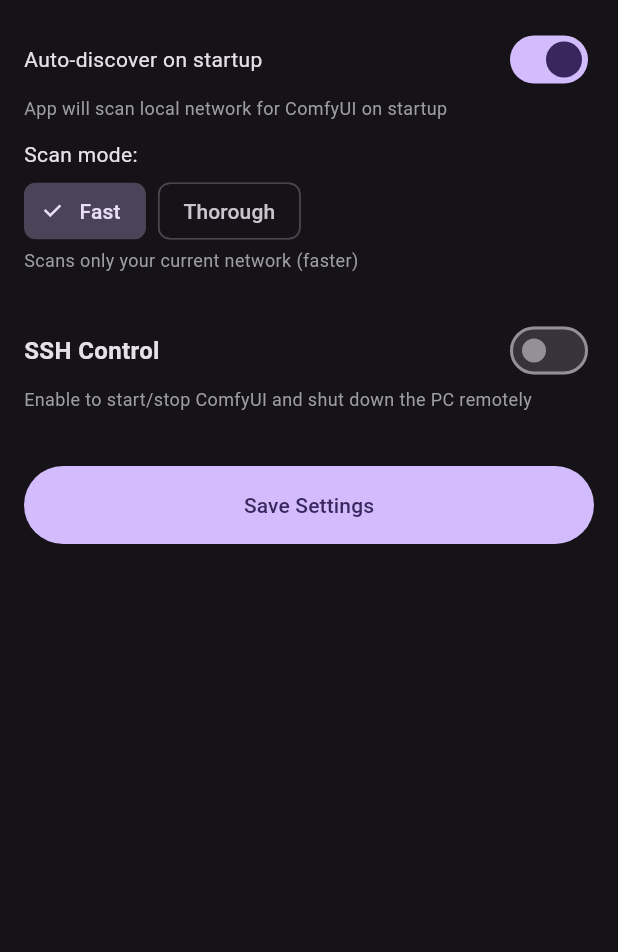
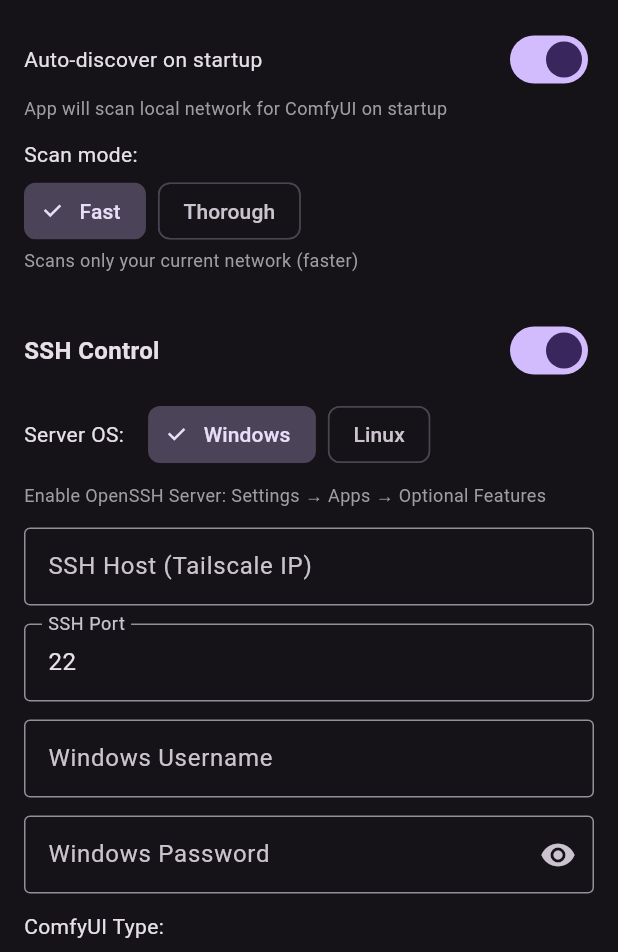
Before and after one commit to Ithoroo/ComfyUI-Mobile-Remote, a Flutter app: the screen it shows after launch, after a tap on the "settings" icon, on a phone screen of 412 x 824 dp, the part 284-1236 px from its top. Run offline on Flutter 3.47's test engine with Material 3 defaults, Android fonts, the phone set to English and light mode, and no system bars; our stand-ins replace permission_handler, shared_preferences, wakelock_plus; missing offline and left inert: dartssh2, flutter_foreground_task, flutter_inappwebview; network calls fail.

Commit message:
ComfyUI Desktop support, fix queue mixing, optional SSH, auto-discovery, gallery fixes, remove debug logging

```diff
--- a/lib/screens/home_screen.dart
+++ b/lib/screens/home_screen.dart
@@ -85,6 +85,9 @@
         linuxPythonCmd:   _settings.linuxPythonCmd,
         linuxGpu:         _settings.linuxGpu,
         windowsComfyPath: _settings.windowsComfyPath,
+        windowsInstallType: _settings.windowsInstallType,
+        desktopSourcePath: _settings.desktopSourcePath,
+        desktopDataPath: _settings.desktopDataPath,
       );
     } else {
       _ssh = null;
@@ -305,8 +308,10 @@
     if (found.length == 1) {
       // Auto-connect if only one found
       await _settings.setComfyUrl(found.first.url);
+      await _maybeSetSshHost(found.first);
       _reinitServices();
-      _showSnack('Connected to ${found.first.url}');
+      _showSnack('Connected to ${found.first.url}'
+          '${found.first.hasSsh ? " (SSH detected)" : ""}');
       return;
     }
 
@@ -320,7 +325,8 @@
           children: found.map((instance) => ListTile(
             leading: const Icon(Icons.computer),
             title: Text(instance.ip),
-            subtitle: Text('Port ${instance.port}'),
+            subtitle: Text('Port ${instance.port}'
+                '${instance.hasSsh ? " • SSH available" : ""}'),
             onTap: () => Navigator.pop(ctx, instance),
           )).toList(),
         ),
@@ -335,8 +341,18 @@
 
     if (picked != null) {
       await _settings.setComfyUrl(picked.url);
+      await _maybeSetSshHost(picked);
       _reinitServices();
-      _showSnack('Connected to ${picked.url}');
+      _showSnack('Connected to ${picked.url}'
+          '${picked.hasSsh ? " (SSH detected)" : ""}');
+    }
+  }
+
+  /// If SSH was detected and enabled and host field is empty, auto-fill it
+  Future<void> _maybeSetSshHost(ComfyInstance instance) async {
+    if (instance.hasSsh && _settings.sshEnabled && _settings.sshHost.isEmpty) {
+      await _settings.setSshHost(instance.ip);
+      debugPrint('[App] auto-filled SSH host: ${instance.ip}');
     }
   }
 
@@ -434,6 +450,33 @@
                 style: FilledButton.styleFrom(
                   backgroundColor: Colors.green,
                   padding: const EdgeInsets.symmetric(vertical: 16),
+                ),
+              ),
+              const SizedBox(height: 16),
+            ],
+
+            // ── SSH detected but needs credentials ─────────────────────────
+            if (_settings.sshEnabled && !_settings.isSshConfigured && _settings.sshHost.isNotEmpty) ...[
+              Card(
+                color: Colors.blue.withOpacity(0.1),
+                child: Padding(
+                  padding: const EdgeInsets.all(12),
+                  child: Row(
+                    children: [
+                      const Icon(Icons.info_outline, color: Colors.blue),
+                      const SizedBox(width: 12),
+                      Expanded(
+                        child: Text(
+                          'SSH detected at ${_settings.sshHost}. Add username & password in settings to enable PC control.',
+                          style: const TextStyle(fontSize: 13),
+                        ),
+                      ),
+                      TextButton(
+                        onPressed: _openSettings,
+                        child: const Text('Setup'),
+                      ),
+                    ],
+                  ),
                 ),
               ),
               const SizedBox(height: 16),
--- a/lib/screens/settings_screen.dart
+++ b/lib/screens/settings_screen.dart
@@ -62,7 +62,7 @@
     _selectedRegion   = _settings.tuyaBaseUrl;
     _winCustomPath    = _settings.windowsCustomPath;
     _tuyaEnabled      = _settings.isTuyaConfigured;
-    _sshEnabled       = _settings.isSshConfigured;
+    _sshEnabled       = _settings.sshEnabled;
     _autoDiscovery    = _settings.autoDiscovery;
     _scanMode         = _settings.scanMode;
   }
@@ -85,6 +85,7 @@
     await _settings.setComfyUrl(_autoDiscovery ? '' : _comfyUrl.text.trim());
     await _settings.setAutoDiscovery(_autoDiscovery);
     await _settings.setScanMode(_scanMode);
+    await _settings.setSshEnabled(_sshEnabled);
     await _settings.setSshHost(_sshEnabled ? _sshHost.text.trim() : '');
     await _settings.setSshPort(int.tryParse(_sshPort.text) ?? 22);
     await _settings.setSshUsername(_sshEnabled ? _sshUsername.text.trim() : '');
@@ -276,29 +277,39 @@
           ),
           if (_settings.isWindows) ...[
             const SizedBox(height: 12),
-            Row(
-              children: [
-                const Text('ComfyUI Path:', style: TextStyle(fontSize: 14)),
-                const SizedBox(width: 16),
+            const Text('ComfyUI Type:', style: TextStyle(fontSize: 14)),
+            const SizedBox(height: 4),
+            Wrap(spacing: 8, children: [
               ChoiceChip(
-                  label: const Text('Default'),
-                  selected: !_winCustomPath,
-                  onSelected: (_) => setState(() => _winCustomPath = false),
+                label: const Text('Desktop'),
+                selected: _settings.windowsInstallType == 'desktop' && !_winCustomPath,
+                onSelected: (_) async {
+                  await _settings.setWindowsInstallType('desktop');
+                  setState(() => _winCustomPath = false);
+                },
               ),
-                const SizedBox(width: 8),
+              ChoiceChip(
+                label: const Text('Portable'),
+                selected: _settings.windowsInstallType == 'portable' && !_winCustomPath,
+                onSelected: (_) async {
+                  await _settings.setWindowsInstallType('portable');
+                  setState(() => _winCustomPath = false);
+                },
+              ),
               ChoiceChip(
                 label: const Text('Custom'),
                 selected: _winCustomPath,
                 onSelected: (_) => setState(() => _winCustomPath = true),
               ),
-              ],
-            ),
+            ]),
+            const SizedBox(height: 8),
             if (_winCustomPath) ...[
-              const SizedBox(height: 8),
               _field(_winComfyPath, 'ComfyUI Path',
                   hint: r'C:\custom\path\ComfyUI.exe'),
-            ] else
-              _hint(r'Default: %LOCALAPPDATA%\Programs\ComfyUI\ComfyUI.exe'),
+            ] else if (_settings.windowsInstallType == 'desktop')
+              _hint(r'ComfyUI Desktop. Path: %LOCALAPPDATA%\Programs\ComfyUI\Comfy Desktop.exe — needs --listen 0.0.0.0 in launch args for network access.')
+            else
+              _hint(r'Portable/standalone. Path: %LOCALAPPDATA%\Programs\ComfyUI\ComfyUI.exe'),
           ],
           if (_settings.isLinux) ...[
             const SizedBox(height: 12),
--- a/lib/services/comfy_service.dart
+++ b/lib/services/comfy_service.dart
@@ -299,6 +299,8 @@
         for (final img in nodeImages) {
           if (img['type'] == 'output') {
             final fname = img['filename'] as String;
+            // Only show images generated through this app (mobile_ prefix)
+            if (!fname.startsWith('mobile')) continue;
             if (seen.add(fname)) {
               images.add({
                 'filename': fname,
--- a/lib/services/settings_service.dart
+++ b/lib/services/settings_service.dart
@@ -52,6 +52,13 @@
   String get windowsComfyPath    => _prefs.getString('windows_comfy_path') ?? '';
   bool   get windowsCustomPath   => windowsComfyPath.isNotEmpty;
   Future<void> setWindowsComfyPath(String v) => _prefs.setString('windows_comfy_path', v);
+  String get windowsInstallType => _prefs.getString('windows_install_type') ?? 'desktop';
+  Future<void> setWindowsInstallType(String v) => _prefs.setString('windows_install_type', v);
+  // Desktop install: paths relative to %USERPROFILE% (resolved on PC side)
+  String get desktopSourcePath => _prefs.getString('desktop_source') ?? r'ComfyUI-Installs\ComfyUI\ComfyUI';
+  String get desktopDataPath   => _prefs.getString('desktop_data')   ?? r'Documents\ComfyUI';
+  Future<void> setDesktopSourcePath(String v) => _prefs.setString('desktop_source', v);
+  Future<void> setDesktopDataPath(String v)   => _prefs.setString('desktop_data', v);
   String get linuxComfyPath  => _prefs.getString('linux_comfy_path')  ?? '~/ComfyUI';
   String get linuxPythonCmd  => _prefs.getString('linux_python_cmd')  ?? 'python';
   String get linuxGpu        => _prefs.getString('linux_gpu')         ?? 'nvidia';
@@ -66,7 +73,11 @@
       (comfyUrl.isNotEmpty || autoDiscovery);
 
   bool get isSshConfigured =>
-      sshHost.isNotEmpty && sshUsername.isNotEmpty;
+      sshEnabled && sshHost.isNotEmpty && sshUsername.isNotEmpty;
+
+  // Explicit toggle — defaults to true, user can turn off to suppress SSH
+  bool get sshEnabled => _prefs.getBool('ssh_enabled') ?? true;
+  Future<void> setSshEnabled(bool v) => _prefs.setBool('ssh_enabled', v);
 
   bool get isTuyaConfigured =>
       tuyaClientId.isNotEmpty &&
```
Also changed, not shown: lib/screens/generate_screen.dart (+28 -12 lines), lib/services/network_discovery_service.dart (+41 -4 lines), lib/services/ssh_service.dart (+59 -10 lines), 1 other file. Lines whose indentation alone changed are shown as unchanged.
